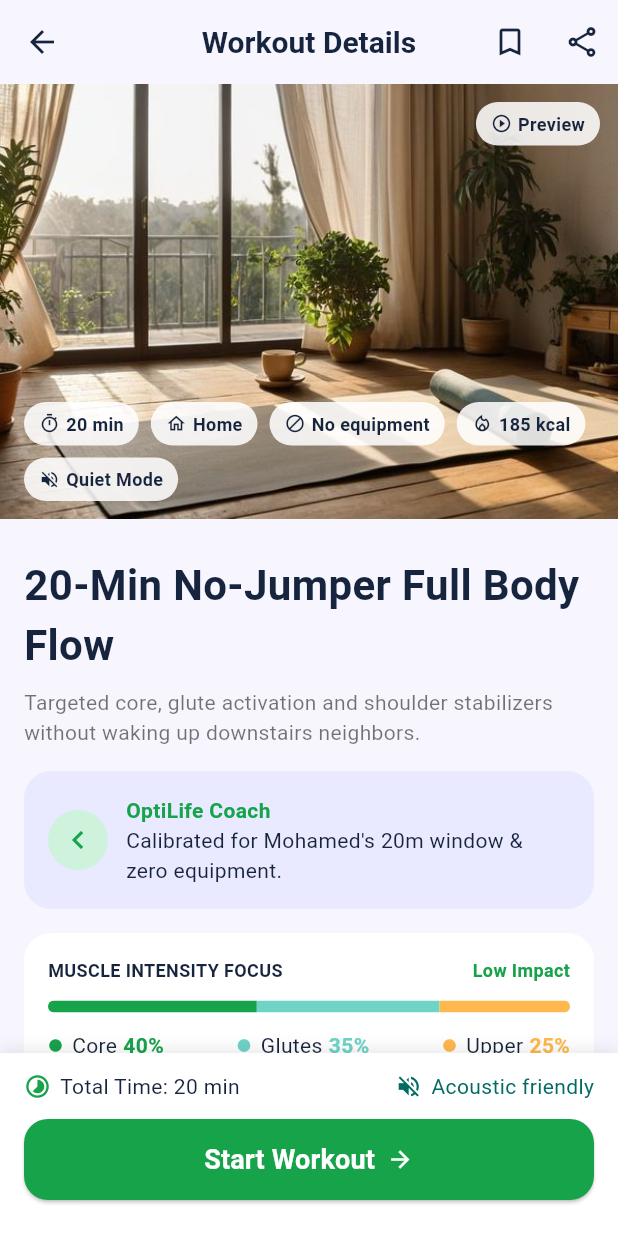
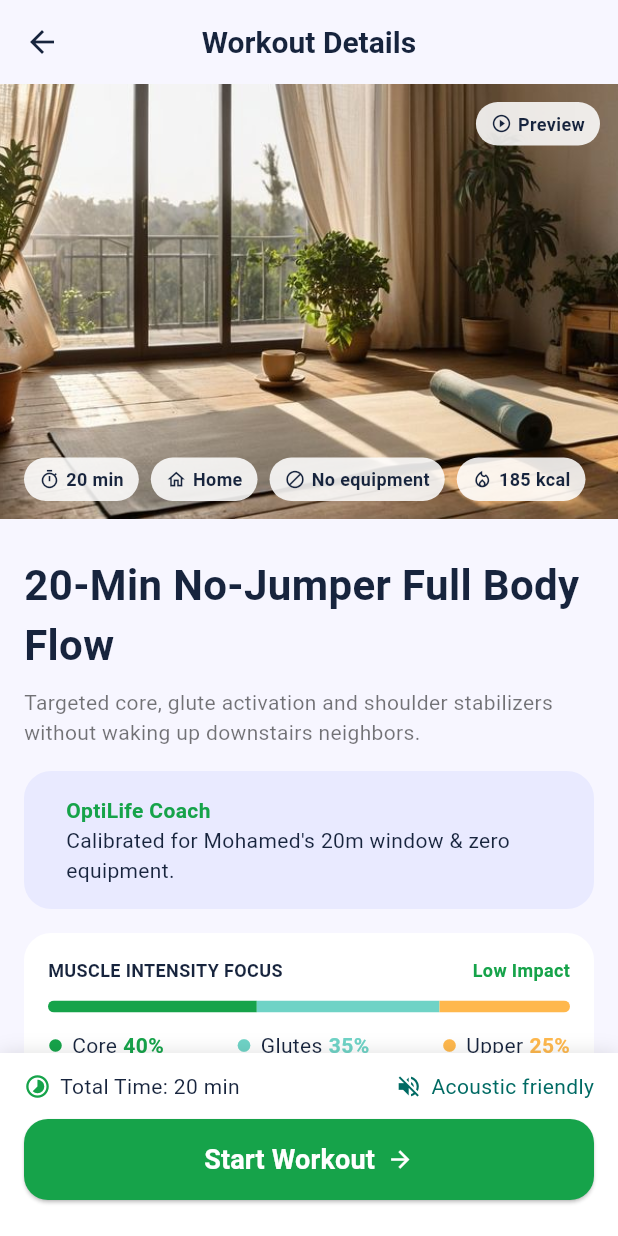
Before and after one commit to mohamedkiilany/OptiLife, a Flutter app: the WorkoutDetailsPage screen opened directly, on a phone screen of 412 x 824 dp. Run offline on Flutter 3.47's test engine with Material 3 defaults, Android fonts, the phone set to English and light mode, and no system bars; our stand-ins replace bloc, dio, flutter_bloc, go_router.

Commit message:
add workout details

```diff
--- a/lib/core/router/app_router.dart
+++ b/lib/core/router/app_router.dart
@@ -5,11 +5,13 @@ import 'package:optilife_app/features/home/presentation/pages/main_screen.dart';
 import 'package:optilife_app/features/profile/presentation/pages/profile.dart';
 import 'package:optilife_app/features/progress/presentation/pages/available_time_screen.dart';
 import 'package:optilife_app/features/progress/presentation/pages/goals_screen.dart';
+import 'package:optilife_app/features/wizard/screens/whatcanido.dart';
 import 'package:optilife_app/features/wizard/screens/wizard_step_6.dart';
 import 'package:optilife_app/features/wizard/screens/wizard5.dart';
 import 'package:optilife_app/features/wizard/screens/wizard_step_3.dart';
 import 'package:optilife_app/features/wizard/screens/wizard_step_4.dart';
 import 'package:optilife_app/features/wizard/screens/wizard_ai_generate.dart';
+import 'package:optilife_app/features/workout/presentation/pages/workout_details.dart';
 
 import '../../features/onboarding/presentation/pages/onboarding_screen.dart';
 import '../../features/onboarding/presentation/pages/splash_screen.dart';
@@ -33,6 +35,8 @@ class AppRouter {
   static const String kitchen = '/kitchen';
   static const String generate = '/generate';
   static const String profile = '/profile';
+  static const String workout = '/workout';
+  static const String plan = '/plan';
 
   static final GoRouter router = GoRouter(
     initialLocation: splash,
@@ -72,8 +76,12 @@ class AppRouter {
         path: generate,
         builder: (context, state) => const WizardAiGenerate(),
       ),
-      GoRoute(path: profile,
-      builder: (context, state) => const ProfilePage(),)
+      GoRoute(path: profile, builder: (context, state) => const ProfilePage()),
+      GoRoute(
+        path: workout,
+        builder: (context, state) => const WorkoutDetailsPage(),
+      ),
+      GoRoute(path: plan, builder: (context, state) => const WhatCanDo()),
     ],
   );
 }
--- a/lib/features/profile/presentation/pages/profile.dart
+++ b/lib/features/profile/presentation/pages/profile.dart
@@ -83,9 +83,7 @@ class ProfilePage extends StatelessWidget {
                       Row(
                         children: [
                           IconButton(
-                            onPressed: () {
-                              context.go(AppRouter.home);
-                            },
+                            onPressed: () => context.go(AppRouter.home),
                             icon: Icon(
                               Icons.arrow_back,
                               color: AppColors.darkText,
--- a/lib/features/home/presentation/pages/workout_details.dart
+++ b/lib/features/workout/presentation/pages/workout_details.dart
@@ -1,4 +1,6 @@
 import 'package:flutter/material.dart';
+import 'package:go_router/go_router.dart';
+import 'package:optilife_app/core/router/app_router.dart';
 
 class WorkoutDetailsPage extends StatefulWidget {
   const WorkoutDetailsPage({super.key});
@@ -18,8 +20,7 @@ class _WorkoutDetailsPageState extends State<WorkoutDetailsPage> {
   int calories = 185;
   bool quietMode = true;
 
-  String coachMessage =
-      "Calibrated for Mohamed's 20m window & zero equipment.";
+  String coachMessage = "Calibrated for Mohamed's 20m window & zero equipment.";
 
   String impactLevel = 'Low Impact';
   List<Map<String, dynamic>> muscles = [
@@ -93,7 +94,7 @@ class _WorkoutDetailsPageState extends State<WorkoutDetailsPage> {
         elevation: 0,
         scrolledUnderElevation: 0,
         leading: IconButton(
-          onPressed: () => Navigator.pop(context),
+          onPressed: () => context.go(AppRouter.home),
           icon: Icon(Icons.arrow_back, color: navy),
         ),
         title: Text(
@@ -105,21 +106,21 @@ class _WorkoutDetailsPageState extends State<WorkoutDetailsPage> {
           ),
         ),
         actions: [
-          IconButton(
-            onPressed: () {
-              setState(() {
-                isSaved = !isSaved;
-              });
-            },
-            icon: Icon(
-              isSaved ? Icons.bookmark : Icons.bookmark_border,
-              color: navy,
-            ),
-          ),
-          IconButton(
-            onPressed: () {},
-            icon: Icon(Icons.share_outlined, color: navy),
-          ),
+          // IconButton(
+          //   onPressed: () {
+          //     setState(() {
+          //       isSaved = !isSaved;
+          //     });
+          //   },
+          // icon: Icon(
+          //   isSaved ? Icons.bookmark : Icons.bookmark_border,
+          //   color: navy,
+          // ),
+          // ),
+          // IconButton(
+          //   onPressed: () {},
+          //   icon: Icon(Icons.share_outlined, color: navy),
+          // ),
         ],
       ),
       body: Column(
@@ -157,8 +158,8 @@ class _WorkoutDetailsPageState extends State<WorkoutDetailsPage> {
                               Icons.local_fire_department_outlined,
                               '$calories kcal',
                             ),
-                            if (quietMode)
-                              heroChip(Icons.volume_off, 'Quiet Mode'),
+                            // if (quietMode)
+                            //   heroChip(Icons.volume_off, 'Quiet Mode'),
                           ],
                         ),
                       ),
@@ -196,10 +197,14 @@ class _WorkoutDetailsPageState extends State<WorkoutDetailsPage> {
                           ),
                           child: Row(
                             children: [
-                              CircleAvatar(
-                                backgroundColor: const Color(0xFFCFF2DC),
-                                child: Icon(Icons.chevron_left, color: green),
-                              ),
+                              // CircleAvatar(
+                              //   backgroundColor: const Color(0xFFCFF2DC),
+                              //   child: IconButton(
+                              //     onPressed: () => Navigator.pop(context),
+                              //     color: green,
+                              //     icon: Icon(Icons.chevron_left_outlined),
+                              //   ),
+                              // ),
                               const SizedBox(width: 12),
                               Expanded(
                                 child: Column(
```
Also changed, not shown: lib/features/wizard/screens/whatcanido.dart (+18 -20 lines).
